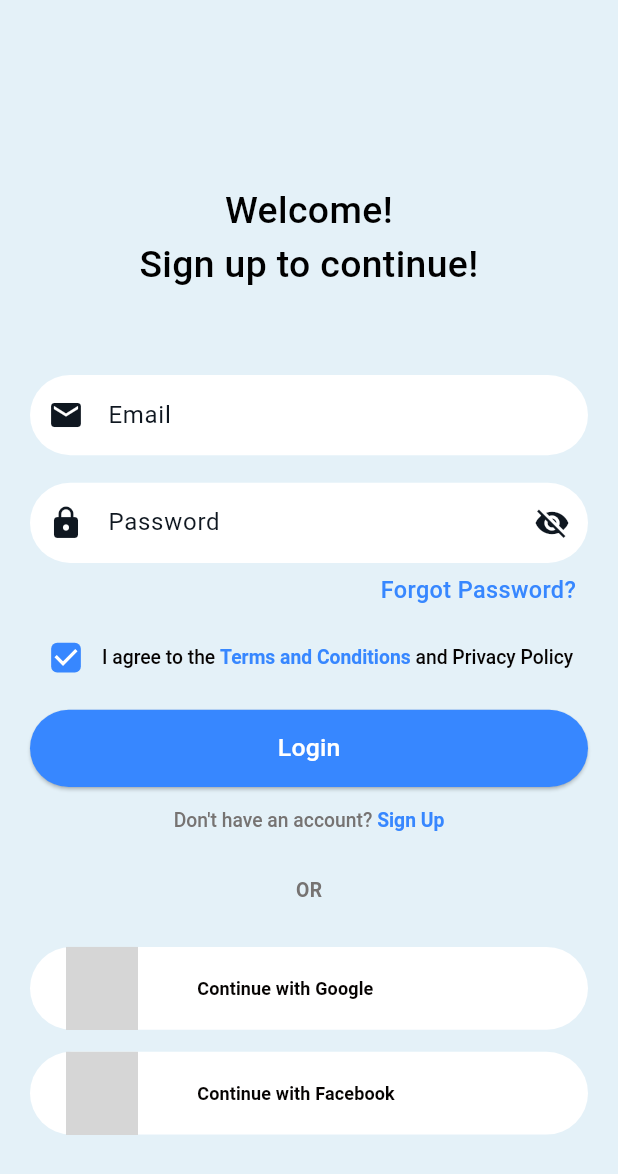
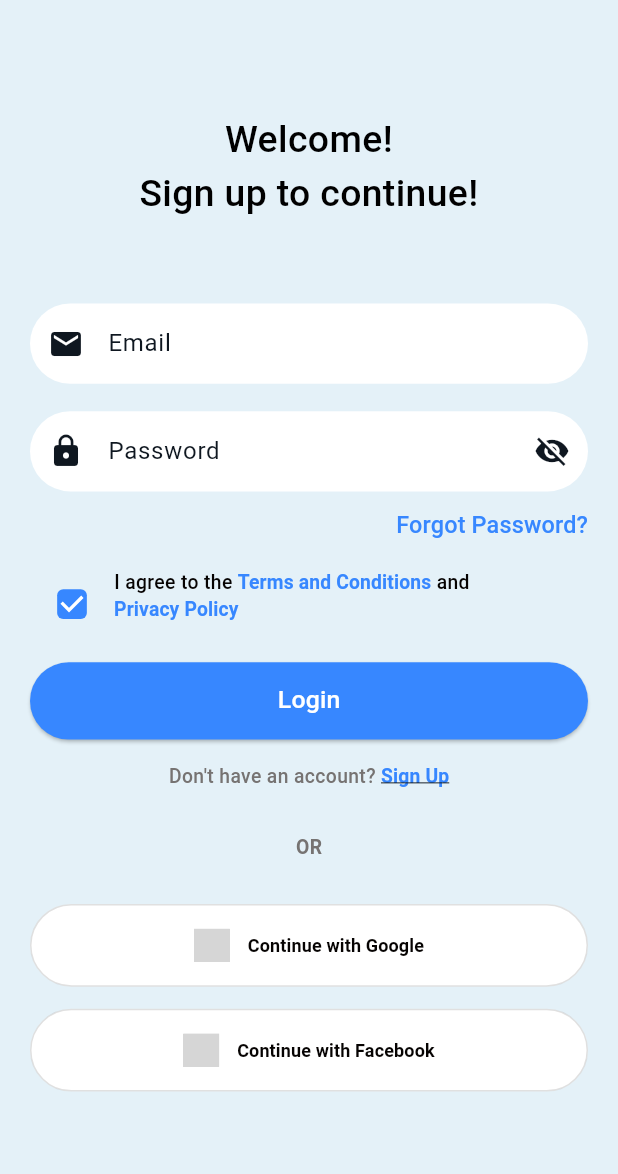
Before and after one commit to Syed-Ameen-Gillani/NTS-PSC-App, a Flutter app: the screen it shows after launch, on a phone screen of 412 x 824 dp. Shown: the top 1174 px of the screen. Run offline on Flutter 3.47's test engine with Material 3 defaults, Android fonts, the phone set to English and light mode, and no system bars; our stand-ins replace flutter_riverpod, flutter_screenutil, flutter_svg, go_router; Roboto replaces fonts that are missing (DM Sans); grey boxes are pictures that could not be loaded.

Commit message:
login screen updated, bottom overflow resolved

```diff
--- /dev/null
+++ b/lib/features/authentication/presentation/pages/login_page.dart
@@ -0,0 +1,307 @@
+import 'package:flutter/material.dart';
+import 'package:flutter_screenutil/flutter_screenutil.dart';
+import 'package:flutter_svg/flutter_svg.dart';
+import 'package:nts_psc_app/core/constants/app_assets.dart';
+import 'package:nts_psc_app/core/theme/app_colors.dart';
+import 'package:nts_psc_app/core/theme/app_text_styles.dart';
+import 'package:nts_psc_app/presentation/widgets/custom_text_field.dart';
+
+class LoginPage extends StatelessWidget {
+  const LoginPage({super.key});
+
+  @override
+  Widget build(BuildContext context) {
+    return Scaffold(
+      backgroundColor: const Color.fromRGBO(228, 241, 248, 1),
+      resizeToAvoidBottomInset: true,
+      body: SafeArea(
+        child: SingleChildScrollView(
+          padding: const EdgeInsets.all(20.0),
+          child: Column(
+            mainAxisAlignment: MainAxisAlignment.center,
+            children: [
+              SizedBox(height: 60.h),
+              Text(
+                'Welcome!\nSign up to continue!',
+                textAlign: TextAlign.center,
+                style: AppTextStyles.dmSans500med24,
+              ),
+              SizedBox(height: 60.h),
+
+              /// Email field
+              CustomTextFormField(hintText: 'Email', prefixIcon: Icons.email),
+              SizedBox(height: 20.h),
+
+              /// Password field
+              CustomTextFormField(
+                hintText: 'Password',
+                isPassword: true,
+                prefixIcon: Icons.lock,
+              ),
+              SizedBox(height: 7.h),
+
+              /// Forgot Password Button
+              Align(
+                alignment: Alignment.centerRight,
+                child: TextButton(
+                  onPressed: () {
+                    // TODO: Navigate to Forgot Password page
+                  },
+                  style: TextButton.styleFrom(
+                    padding: EdgeInsets.zero,
+                    minimumSize: Size(50, 30),
+                    tapTargetSize: MaterialTapTargetSize.shrinkWrap,
+                    alignment: Alignment.centerRight,
+                  ),
+                  child: Text(
+                    'Forgot Password?',
+                    style: AppTextStyles.dmSans500med12.copyWith(
+                      color: AppColors.primary,
+                      fontSize: 17.sp,
+
+                    ),
+                  ),
+                ),
+              ),
+              SizedBox(height: 16.h),
+
+              /// Terms and Conditions with TextButtons
+              Padding(
+                padding: const EdgeInsets.symmetric(horizontal: 4.0),
+                child: Row(
+                  crossAxisAlignment: CrossAxisAlignment.start,
+                  children: [
+                    Transform.scale(
+                      scale: 1.1,
+                      child: Checkbox(
+                        value: true,
+                        onChanged: (bool? value) {},
+                        activeColor: AppColors.primary,
+                        checkColor: Colors.white,
+                        shape: RoundedRectangleBorder(
+                          borderRadius: BorderRadius.circular(4.r),
+                        ),
+                        fillColor: MaterialStateProperty.resolveWith<Color>(
+                          (Set<MaterialState> states) {
+                            if (states.contains(MaterialState.selected)) {
+                              return AppColors.primary;
+                            }
+                            return Colors.white;
+                          },
+                        ),
+                        side: const BorderSide(color: Colors.transparent),
+                      ),
+                    ),
+                    SizedBox(width: 4.w),
+                    Expanded(
+                      child: Wrap(
+                        crossAxisAlignment: WrapCrossAlignment.center,
+                        children: [
+                          Text(
+                            'I agree to the ',
+                            style: AppTextStyles.dmSans500med12.copyWith(
+                              color: AppColors.onBackground,
+                              fontSize: 14.sp,
+                            ),
+                          ),
+                          TextButton(
+                            onPressed: () {
+                              // TODO: Open Terms and Conditions
+                            },
+                            style: TextButton.styleFrom(
+                              padding: EdgeInsets.zero,
+                              minimumSize: Size(0, 0),
+                              tapTargetSize: MaterialTapTargetSize.shrinkWrap,
+                            ),
+                            child: Text(
+                              'Terms and Conditions',
+                              style: TextStyle(
+                                color: AppColors.primary,
+                                fontWeight: FontWeight.bold,
+                                fontSize: 14.sp,
+                                // decoration: TextDecoration.underline,
+                              ),
+                            ),
+                          ),
+                          Text(
+                            ' and ',
+                            style: AppTextStyles.dmSans500med12.copyWith(
+                              color: AppColors.onBackground,
+                              fontSize: 14.sp,
+                            ),
+                          ),
+                          TextButton(
+                            onPressed: () {
+                              // TODO: Open Privacy Policy
+                            },
+                            style: TextButton.styleFrom(
+                              padding: EdgeInsets.zero,
+                              minimumSize: Size(0, 0),
+                              tapTargetSize: MaterialTapTargetSize.shrinkWrap,
+                            ),
+                            child: Text(
+                              'Privacy Policy',
+                              style: TextStyle(
+                                color: AppColors.primary,
+                                fontWeight: FontWeight.bold,
+                                fontSize: 14.sp,
+                                // decoration: TextDecoration.underline,
+                              ),
+                            ),
+                          ),
+                        ],
+                      ),
+                    ),
+                  ],
+                ),
+              ),
+              SizedBox(height: 16.h),
+
+              /// Login Button
+              SizedBox(
+                width: double.infinity,
+                child: ElevatedButton(
+                  onPressed: () {
+                    // TODO: Handle login action
+                  },
+                  style: ElevatedButton.styleFrom(
+                    backgroundColor: AppColors.primary,
+                    padding: EdgeInsets.symmetric(vertical: 15.h),
+                    shape: RoundedRectangleBorder(
+                      borderRadius: BorderRadius.circular(50.r),
+                    ),
+                  ),
+                  child: Text(
+                    'Login',
+                    style: AppTextStyles.dmSans500med12.copyWith(
+                      color: Colors.white,
+                      fontSize: 18.sp,
+                    ),
+                  ),
+                ),
+              ),
+              SizedBox(height: 16.h),
+
+              /// Sign Up Button
+              Row(
+                mainAxisAlignment: MainAxisAlignment.center,
+                children: [
+                  Text(
+                    "Don't have an account? ",
+                    style: AppTextStyles.dmSans500med12.copyWith(
+                      color: AppColors.grey500,
+                      fontSize: 14.sp,
+                    ),
+                  ),
+                  TextButton(
+                    onPressed: () {
+                      // TODO: Navigate to Sign Up page
+                    },
+                    style: TextButton.styleFrom(
+                      padding: EdgeInsets.zero,
+                      minimumSize: Size(0, 0),
+                      tapTargetSize: MaterialTapTargetSize.shrinkWrap,
+                    ),
+                    child: Text(
+                      "Sign Up",
+                      style: AppTextStyles.dmSans500med12.copyWith(
+                        color: AppColors.primary,
+                        fontSize: 14.sp,
+                        fontWeight: FontWeight.bold,
+                        decoration: TextDecoration.underline,
+                      ),
+                    ),
+                  ),
+                ],
+              ),
+              SizedBox(height: 32.h),
+
+              /// Divider OR
+              Text(
+                "OR",
+                style: AppTextStyles.dmSans500med12.copyWith(
+                  color: AppColors.grey500,
+                  fontWeight: FontWeight.bold,
+                  fontSize: 14.sp,
+                ),
+              ),
+              SizedBox(height: 32.h),
+
+              /// Google Sign-In
+              SizedBox(
+                height: 60.h,
+                width: double.infinity,
+                child: ElevatedButton(
+                  onPressed: () {},
+                  style: ElevatedButton.styleFrom(
+                    elevation: 0,
+                    backgroundColor: Colors.white,
+                    shape: RoundedRectangleBorder(
+                      borderRadius: BorderRadius.circular(50.r),
+                      side: const BorderSide(color: Colors.black12),
+                    ),
+                  ),
+                  child: Row(
+                    mainAxisAlignment: MainAxisAlignment.center,
+                    children: [
+                      SvgPicture.asset(
+                        AppAssets.googleIcon,
+                        height: 24.h,
+                        width: 24.w,
+                      ),
+                      SizedBox(width: 12.w),
+                      Text(
+                        'Continue with Google',
+                        style: AppTextStyles.dmSans500med12.copyWith(
+                          color: AppColors.onBackground,
+                          fontWeight: FontWeight.bold,
+                        ),
+                      ),
+                    ],
+                  ),
+                ),
+              ),
+              SizedBox(height: 16.h),
+
+              /// Facebook Sign-In
+              SizedBox(
+                height: 60.h,
+                width: double.infinity,
+                child: ElevatedButton(
+                  onPressed: () {},
+                  style: ElevatedButton.styleFrom(
+                    elevation: 0,
+                    backgroundColor: Colors.white,
+                    shape: RoundedRectangleBorder(
+                      borderRadius: BorderRadius.circular(50.r),
+                      side: const BorderSide(color: Colors.black12),
+                    ),
+                  ),
+                  child: Row(
+                    mainAxisAlignment: MainAxisAlignment.center,
+                    children: [
+                      SvgPicture.asset(
+                        AppAssets.facebookIcon,
+                        height: 24.h,
+                        width: 24.w,
+                      ),
+                      SizedBox(width: 12.w),
+                      Text(
+                        'Continue with Facebook',
+                        style: AppTextStyles.dmSans500med12.copyWith(
+                          color: AppColors.onBackground,
+                          fontWeight: FontWeight.bold,
+                        ),
+                      ),
+                    ],
+                  ),
+                ),
+              ),
+              SizedBox(height: 40.h),
+            ],
+          ),
+        ),
+      ),
+    );
+  }
+}
--- a/lib/main.dart
+++ b/lib/main.dart
@@ -4,7 +4,7 @@ import 'package:flutter_riverpod/flutter_riverpod.dart';
 import 'package:flutter_screenutil/flutter_screenutil.dart';
 import 'package:nts_psc_app/config/routes/go_router.dart';
 import 'package:nts_psc_app/core/theme/app_theme.dart';
-import 'package:nts_psc_app/features/authentication/presentation/pages/login_screen.dart';
+import 'package:nts_psc_app/features/authentication/presentation/pages/login_page.dart';
 import 'package:nts_psc_app/features/onboarding/presentation/screens/onboarding_screen_1.dart';
 import 'package:nts_psc_app/features/onboarding/presentation/screens/onboarding_screen_2.dart';
 import 'package:nts_psc_app/features/onboarding/presentation/screens/onboarding_screen_3.dart';
```
